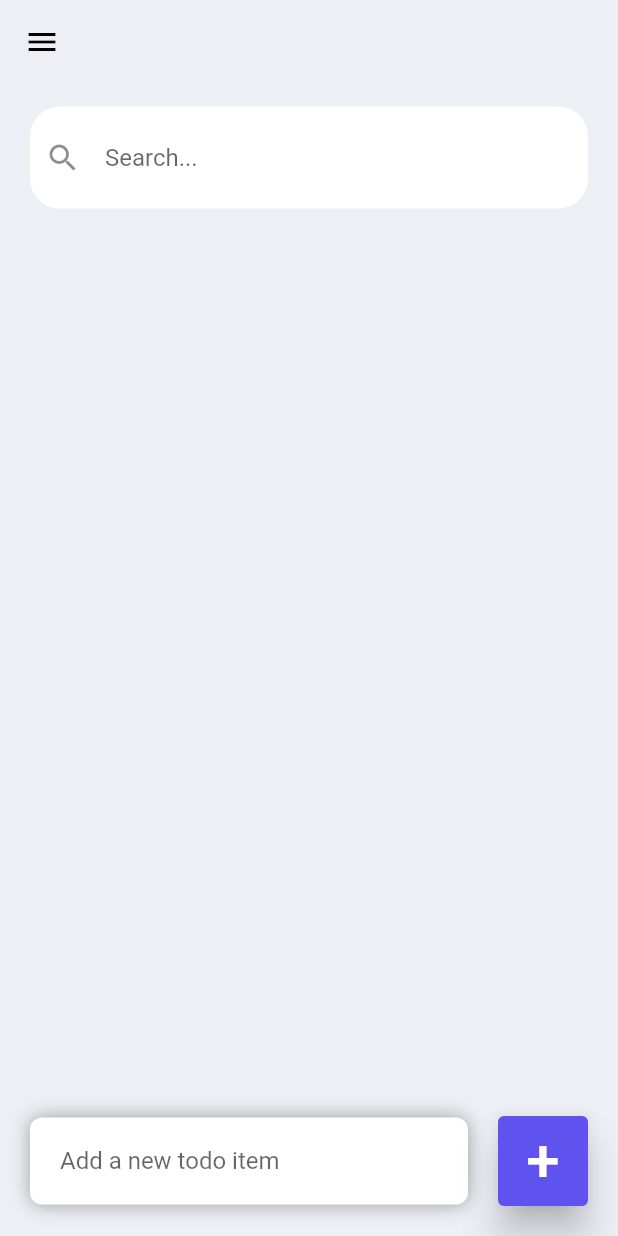
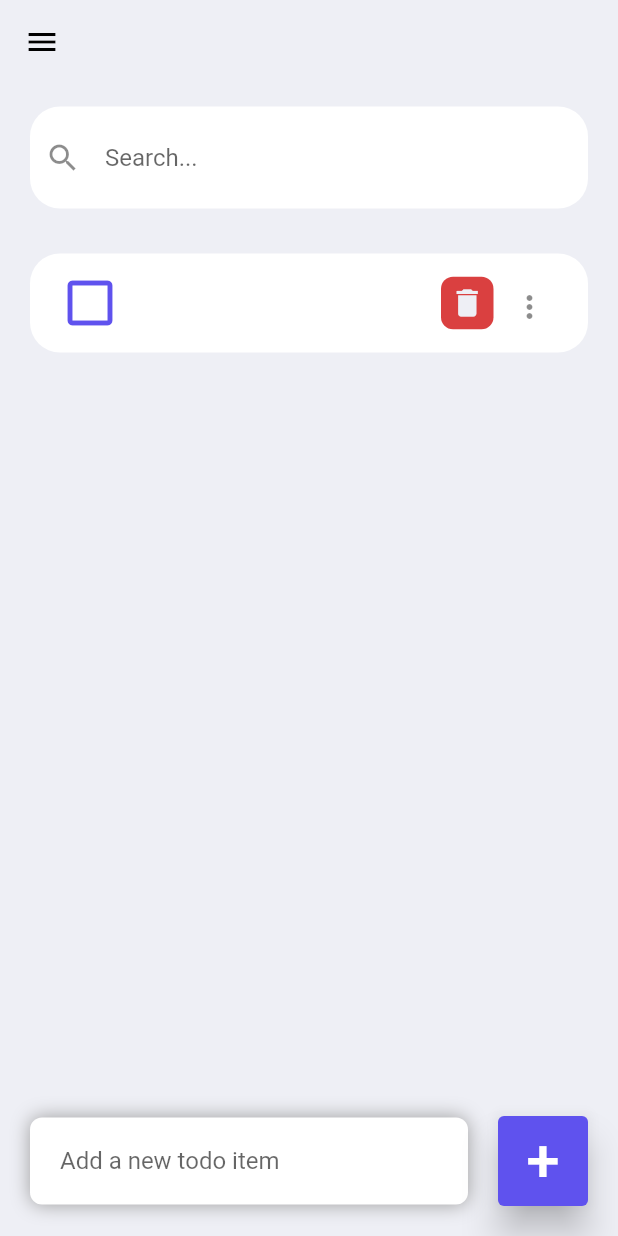
Before and after one commit to parasshakya/todoApp, a Flutter app: the screen it shows after launch, after a tap on an icon or button, on a phone screen of 412 x 824 dp. Run offline on Flutter 3.47's test engine with Material 2 defaults, Android fonts, the phone set to English and light mode, and no system bars.

Commit message:
fixed not adding item issue

```diff
--- a/lib/provider/todo_provider.dart
+++ b/lib/provider/todo_provider.dart
@@ -49,6 +49,8 @@ class TodoListProvider extends ChangeNotifier {
         .now()
         .millisecondsSinceEpoch
         .toString(), isDone: false, todoText: todoText));
+    _todoFound = _todos;
     notifyListeners();
+
   }
 }
--- a/lib/screens/completed_task_screen.dart
+++ b/lib/screens/completed_task_screen.dart
@@ -29,12 +29,12 @@ class _CompletedTaskScreenState extends State<CompletedTaskScreen> {
             child: Column(
               mainAxisAlignment: MainAxisAlignment.start,
               children: [
-                SizedBox(height: 30,),
+                const SizedBox(height: 30,),
                 Expanded(
                   child: ListView(
                     children: [
-                      Text('Completed Todo\'s', style: TextStyle(fontSize: 32),),
-                      SizedBox(height: 20,),
+                      const Text('Completed Todo\'s', style: TextStyle(fontSize: 32),),
+                      const SizedBox(height: 20,),
                       Expanded(child:
                       Consumer<TodoListProvider>(
                         builder: (context, value, _) {
--- a/lib/screens/home_page.dart
+++ b/lib/screens/home_page.dart
@@ -117,7 +117,7 @@ class _MyHomePageState extends State<MyHomePage> {
       decoration: BoxDecoration(
           borderRadius: BorderRadius.circular(20), color: Colors.white),
       child: Padding(
-        padding: EdgeInsets.all(10.0),
+        padding: const EdgeInsets.all(10.0),
         child: TextField(
           onChanged: (todoText) {
             context.read<TodoListProvider>().searchTodoList(todoText);
```
